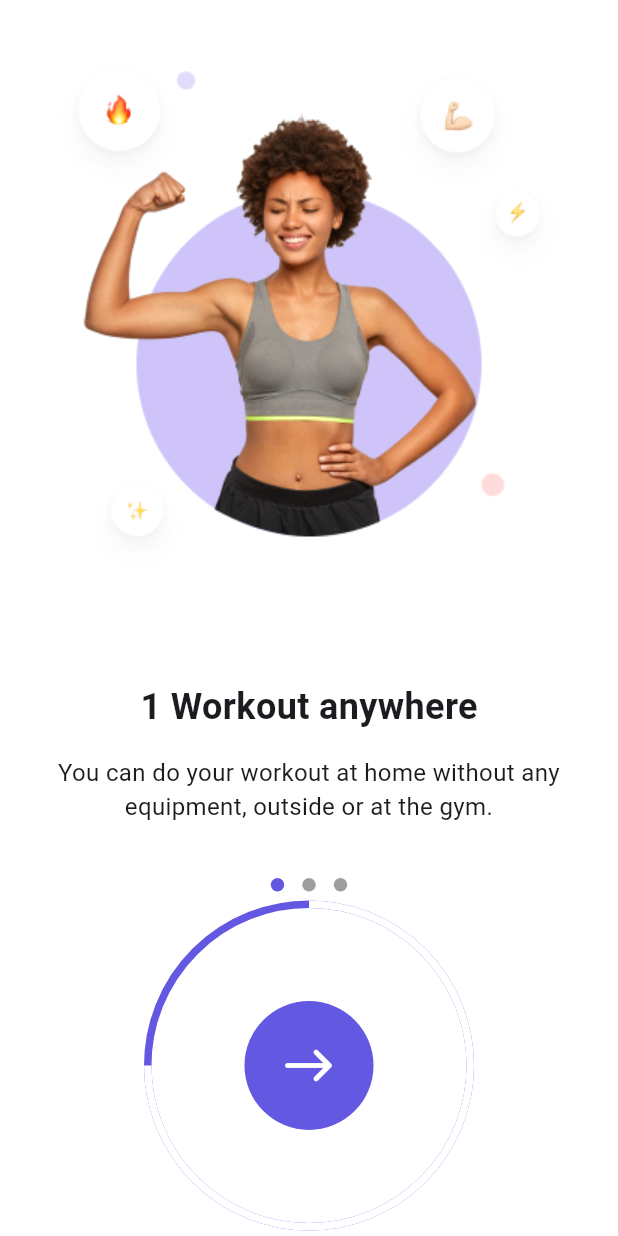
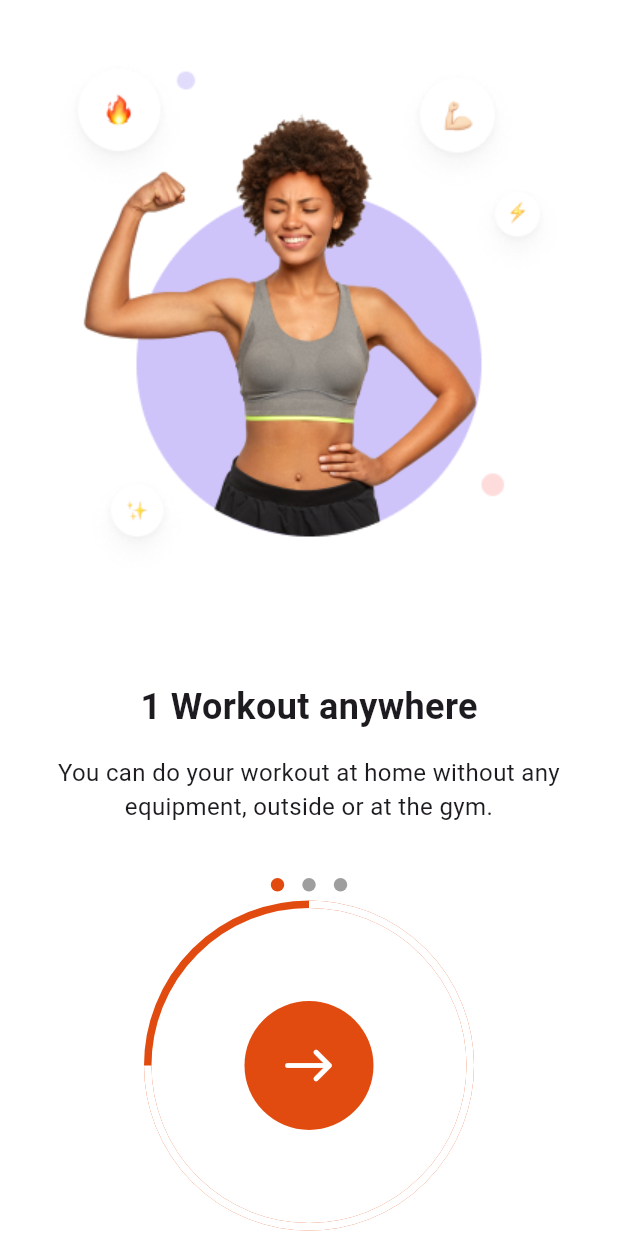
Before and after one commit to JohnMolano/gympt, a Flutter app: the screen it shows after launch, on a phone screen of 412 x 824 dp. Run offline on Flutter 3.47's test engine with Material 3 defaults, Android fonts, the phone set to English and light mode, and no system bars; drawn by our look-alikes of dots_indicator, percent_indicator; our stand-ins replace bloc, chewie, firebase_auth, firebase_core, firebase_storage, flutter_bloc and 7 more; accounts and stored records are empty; Roboto replaces fonts that are missing (NotoSansKR).

Commit message:
change color

```diff
--- a/lib/core/const/color_constants.dart
+++ b/lib/core/const/color_constants.dart
@@ -1,8 +1,8 @@
 import 'package:flutter/material.dart';
 
 class ColorConstants {
-  static const textColor = Color(0xFF1F2022);
-  static const primaryColor = Color(0xFF6358E1);
+  static const textColor = Color.fromARGB(255, 0, 0, 0);
+  static const primaryColor = Color.fromARGB(255, 226, 75, 15);
 
   static const textBlack = Color(0xFF1F2022);
   static const white = Color(0xFFFFFFFF);
@@ -13,11 +13,11 @@ class ColorConstants {
   static const textFieldBorder = Color(0xFFB9BBC5);
 
   static const disabledColor = Color(0xFFE1E1E5);
-  static const errorColor = Color(0xFFF25252);
+  static const errorColor = Color.fromARGB(255, 107, 8, 8);
 
-  static const homeBackgroundColor = Color.fromRGBO(252, 252, 252, 1);
+  static const homeBackgroundColor = Color(0xFFFBFCFF);
   static const textGrey = Color(0xFF8F98A3);
 
-  static const cardioColor = Color(0xFFFCB74F);
-  static const armsColor = Color(0xFF5C9BA4);
+  static const cardioColor = Color.fromARGB(255, 226, 75, 15);
+  static const armsColor = Color.fromARGB(255, 37, 37, 37);
 }
```
